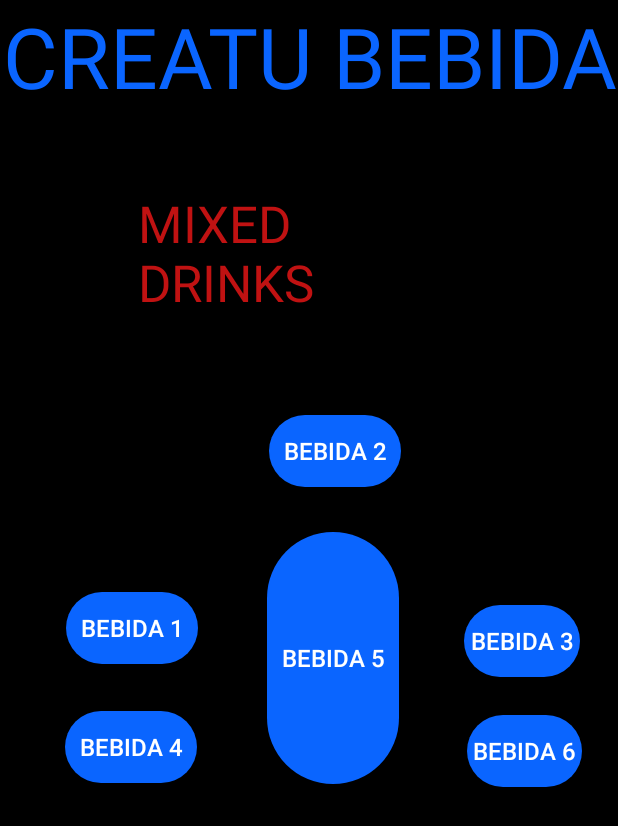
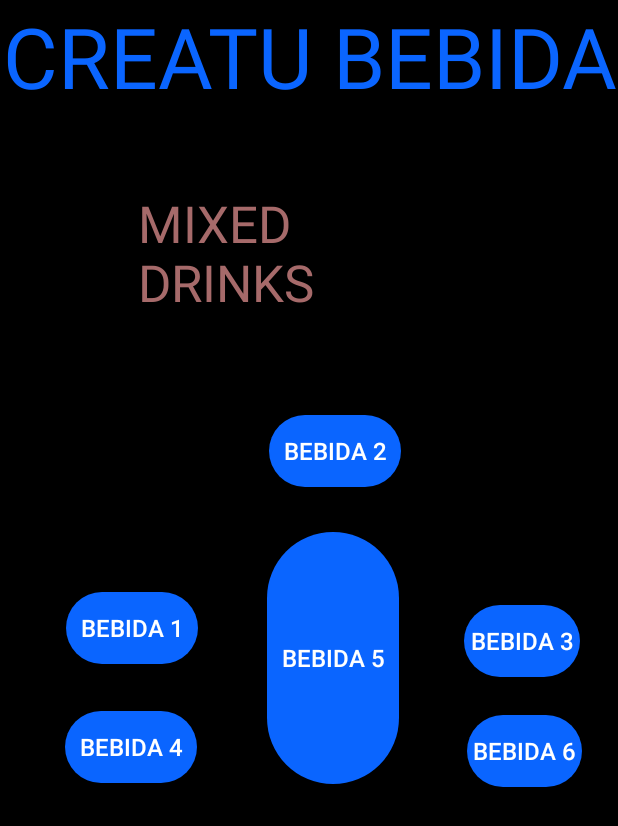
Before and after one commit to esdras4757/xaman, an Android app: the cliente screen opened directly, with no data from a screen before it, on a phone screen of 412 x 824 dp. Shown: the top 826 px of the screen. Run offline under Robolectric (Android 15) with nearby library versions, the phone set to English and light mode, and no system bars; Roboto replaces fonts that are not available here.

Commit message:
cambie color de letras

```diff
--- a/app/src/main/res/values/colors.xml
+++ b/app/src/main/res/values/colors.xml
@@ -3,5 +3,5 @@
     <color name="colorPrimary">#008577</color>
     <color name="colorPrimaryDark">#0A65FF</color>
     <color name="colorAccent">#D81B60</color>
-    <color name="White">#C01212</color>
+    <color name="White">#A66A6A</color>
 </resources>
```
